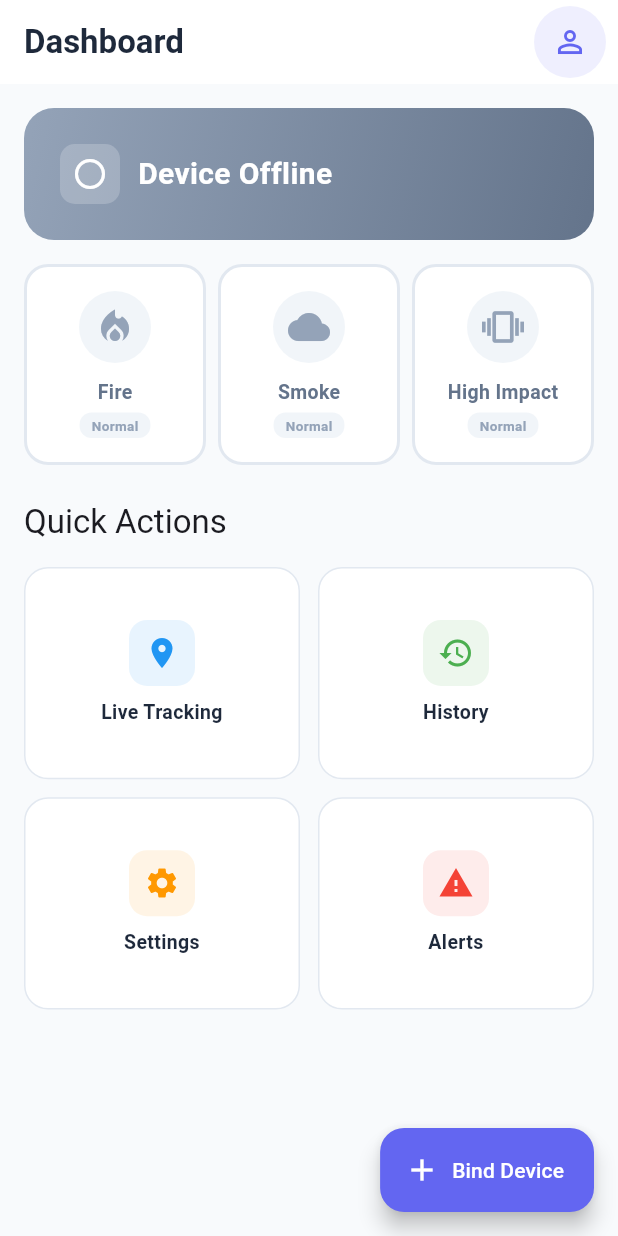
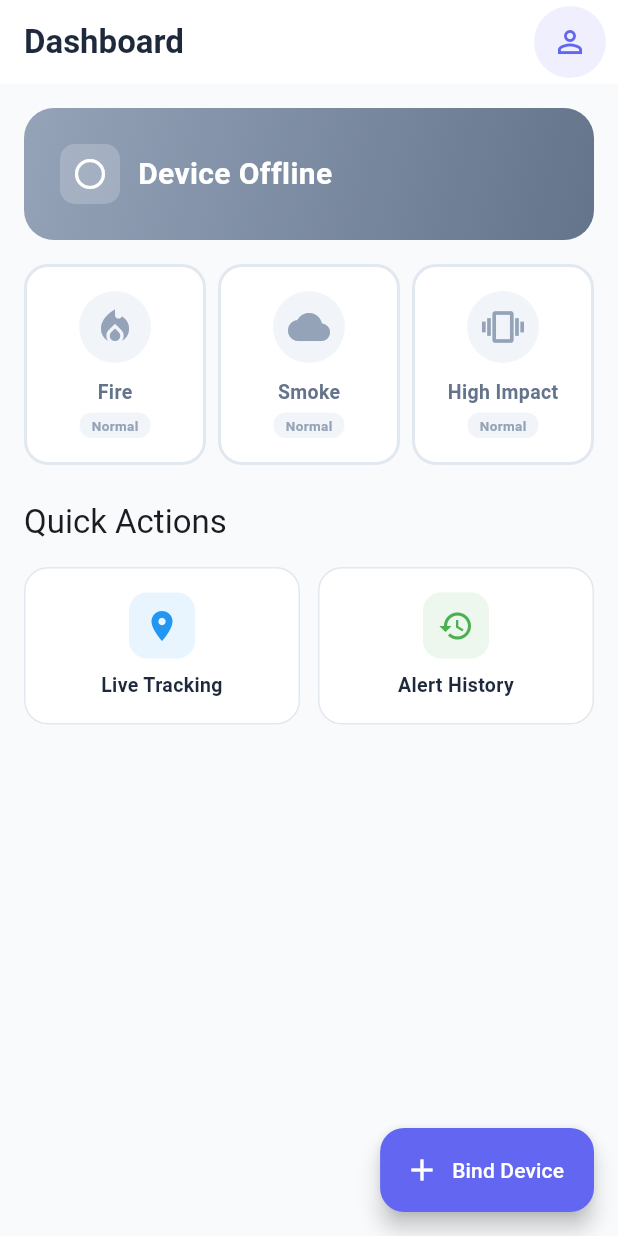
Before and after one commit to sujayamindev/IoT-Automatic-Accident-Alert-System, a Flutter app: the screen it shows once a user with an empty profile is signed in, on a phone screen of 412 x 824 dp. Run offline on Flutter 3.47's test engine with Material 3 defaults, Android fonts, the phone set to English and light mode, and no system bars; our stand-ins replace firebase_auth, firebase_core, flutter_map, latlong2, shared_preferences; accounts and stored records are empty.

Commit message:
feat: Enhance telemetry handling with high impact detection; refactor GPRS connection initialization and improve UI responsiveness

```diff
--- a/mobile-app/lib/screens/home.dart
+++ b/mobile-app/lib/screens/home.dart
@@ -18,8 +18,8 @@ class _HomeScreenState extends State<HomeScreen> {
   void initState() {
     super.initState();
     _loadData();
-    // Auto-refresh every 5 seconds
-    _autoRefreshTimer = Timer.periodic(const Duration(seconds: 5), (timer) {
+    // Auto-refresh every 2 seconds for faster updates
+    _autoRefreshTimer = Timer.periodic(const Duration(seconds: 2), (timer) {
       _loadData();
     });
   }
@@ -210,41 +210,27 @@ class _HomeScreenState extends State<HomeScreen> {
                       style: Theme.of(context).textTheme.titleLarge,
                     ),
                     const SizedBox(height: 16),
-                    GridView.count(
-                      crossAxisCount: 2,
-                      shrinkWrap: true,
-                      physics: const NeverScrollableScrollPhysics(),
-                      mainAxisSpacing: 12,
-                      crossAxisSpacing: 12,
-                      childAspectRatio: 1.3,
+                    Row(
+                      mainAxisAlignment: MainAxisAlignment.spaceEvenly,
                       children: [
-                        _buildActionButton(
+                        Expanded(
+                          child: _buildActionButton(
                             context,
                             'Live Tracking',
                             Icons.location_on,
                             Colors.blue,
                             '/tracking',
                           ),
-                        _buildActionButton(
+                        ),
+                        const SizedBox(width: 12),
+                        Expanded(
+                          child: _buildActionButton(
                             context,
-                          'History',
+                            'Alert History',
                             Icons.history,
                             Colors.green,
                             '/history',
                           ),
-                        _buildActionButton(
-                          context,
-                          'Settings',
-                          Icons.settings,
-                          Colors.orange,
-                          '/settings',
-                        ),
-                        _buildActionButton(
-                          context,
-                          'Alerts',
-                          Icons.warning,
-                          Colors.red,
-                          '/history',
                         ),
                       ],
                     ),
--- a/mobile-app/lib/screens/live_tracking.dart
+++ b/mobile-app/lib/screens/live_tracking.dart
@@ -21,8 +21,8 @@ class _LiveTrackingScreenState extends State<LiveTrackingScreen> {
   void initState() {
     super.initState();
     _loadData();
-    // Auto-refresh every 5 seconds
-    _autoRefreshTimer = Timer.periodic(const Duration(seconds: 5), (timer) {
+    // Auto-refresh every 2 seconds for faster updates
+    _autoRefreshTimer = Timer.periodic(const Duration(seconds: 2), (timer) {
       _loadData();
     });
   }
```
Also changed, not shown: mobile-app/lib/models/telemetry.dart (+7 -6 lines), mobile-app/lib/providers/telemetry_provider.dart (+6 -2 lines), mobile-app/lib/screens/history.dart (+4 -96 lines), 4 other files. Lines whose indentation alone changed are shown as unchanged.
